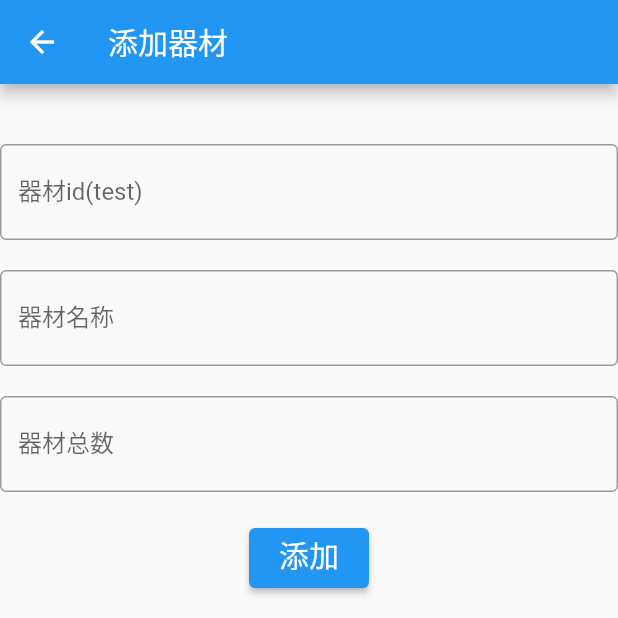
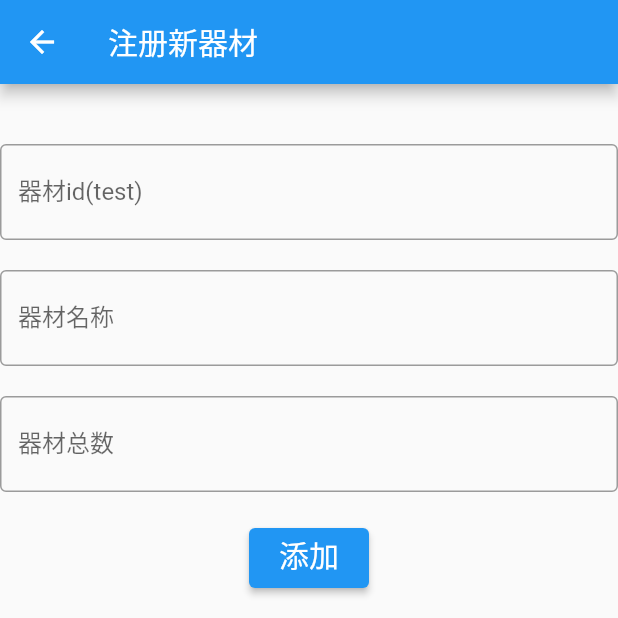
Before and after one commit to lyhb414/management_system_flutter, a Flutter app: the AddPage screen opened directly, on a phone screen of 412 x 824 dp, the top half of it. Run offline on Flutter 3.47's test engine with Material 2 defaults, Android fonts, the phone set to English and light mode, and no system bars; our stand-ins replace date_format.

Commit message:
修改标题

```diff
--- a/lib/page/add_page.dart
+++ b/lib/page/add_page.dart
@@ -22,7 +22,7 @@ class _AddPageState extends State<AddPage> {
   Widget build(BuildContext context) {
     return Scaffold(
         appBar: AppBar(
-          title: const Text("添加器材"),
+          title: const Text("注册新器材"),
         ),
         body: getBodyView());
   }
```
